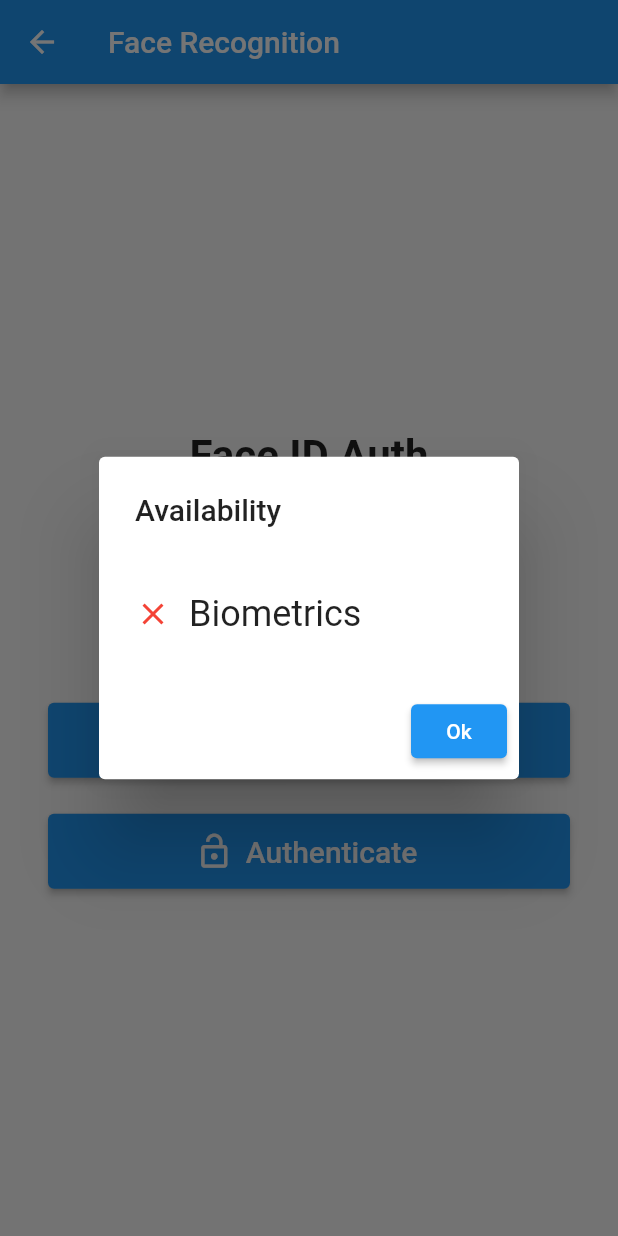
After one commit to Safaanam/flutter_components, a Flutter app: the FacePage screen opened directly, after a tap on "Check Availability", on a phone screen of 412 x 824 dp. The commit adds this screen. Run offline on Flutter 3.47's test engine with Material 2 defaults, Android fonts, the phone set to English and light mode, and no system bars; our stand-ins replace local_auth.

Commit message:
auth added

```diff
--- /dev/null
+++ b/lib/face/api/local_auth_api.dart
@@ -0,0 +1,35 @@
+import 'package:flutter/services.dart';
+import 'package:local_auth/auth_strings.dart';
+import 'package:local_auth/local_auth.dart';
+
+class LocalAuthApi {
+  static final _auth = LocalAuthentication();
+
+  static Future<bool> hasBiometrics() async {
+    try {
+      return await _auth.canCheckBiometrics;
+    } on PlatformException catch (e) {
+      return false;
+    }
+  }
+
+  static Future<bool> authenticate() async {
+    final isAvailable = await hasBiometrics();
+    if (!isAvailable) return false;
+
+    try {
+      return await _auth.authenticate(
+        sensitiveTransaction: true,
+        biometricOnly: true,
+        androidAuthStrings: const AndroidAuthMessages(
+          signInTitle: 'Face ID Required',
+        ),
+        localizedReason: 'Scan Face to Authenticate',
+        useErrorDialogs: false,
+        stickyAuth: false,
+      );
+    } on PlatformException catch (e) {
+      return false;
+    }
+  }
+}
--- /dev/null
+++ b/lib/face/ui/face_recognition.dart
@@ -0,0 +1,122 @@
+import 'package:flutter/material.dart';
+import 'package:flutter_components/face/api/local_auth_api.dart';
+import 'package:flutter_components/home.dart';
+
+class FacePage extends StatelessWidget {
+  const FacePage({Key? key}) : super(key: key);
+
+  @override
+  Widget build(BuildContext context) => Scaffold(
+    appBar: AppBar(
+      title: const Text('Face Recognition'),
+    ),
+    body: Padding(
+      padding: const EdgeInsets.all(32),
+      child: Center(
+        child: Column(
+          mainAxisAlignment: MainAxisAlignment.center,
+          children: [
+            buildHeader(),
+            const SizedBox(height: 32),
+            buildAvailability(context),
+            const SizedBox(height: 24),
+            buildAuthenticate(context),
+          ],
+        ),
+      ),
+    ),
+  );
+
+  Widget buildAvailability(BuildContext context) => buildButton(
+    text: 'Check Availability',
+    icon: Icons.event_available,
+    onClicked: () async {
+      final isAvailable = await LocalAuthApi.hasBiometrics();
+
+      showDialog(
+        context: context,
+        builder: (context) => AlertDialog(
+          title: const Text('Availability'),
+          content: Column(
+            crossAxisAlignment: CrossAxisAlignment.start,
+            mainAxisSize: MainAxisSize.min,
+            children: [
+              const SizedBox(height: 16),
+              buildText('Biometrics', isAvailable),
+            ],
+          ),
+          actions: [
+            ElevatedButton(
+              onPressed: () => Navigator.of(context).pop(),
+              child: const Text('Ok'),
+            )
+          ],
+        ),
+      );
+    },
+  );
+
+  Widget buildText(String text, bool checked) => Container(
+    margin: const EdgeInsets.symmetric(vertical: 8),
+    child: Row(
+      children: [
+        checked
+            ? const Icon(Icons.check, color: Colors.green, size: 24)
+            : const Icon(Icons.close, color: Colors.red, size: 24),
+        const SizedBox(width: 12),
+        Text(text, style: TextStyle(fontSize: 24)),
+      ],
+    ),
+  );
+
+  Widget buildAuthenticate(BuildContext context) => buildButton(
+    text: 'Authenticate',
+    icon: Icons.lock_open,
+    onClicked: () async {
+      final isAuthenticated = await LocalAuthApi.authenticate();
+
+      if (isAuthenticated) {
+        Navigator.of(context).pushReplacement(
+          MaterialPageRoute(builder: (context) => HomePage()),
+        );
+      }
+    },
+  );
+
+  Widget buildButton({
+    required String text,
+    required IconData icon,
+    required VoidCallback onClicked,
+  }) =>
+      ElevatedButton.icon(
+        style: ElevatedButton.styleFrom(
+          minimumSize: const Size.fromHeight(50),
+        ),
+        icon: Icon(icon, size: 26),
+        label: Text(
+          text,
+          style: const TextStyle(fontSize: 20),
+        ),
+        onPressed: onClicked,
+      );
+
+  Widget buildHeader() => Column(
+    children: [
+      const Text(
+        'Face ID Auth',
+        style: TextStyle(fontSize: 28, fontWeight: FontWeight.bold),
+        textAlign: TextAlign.center,
+      ),
+      const SizedBox(height: 16),
+      ShaderMask(
+        shaderCallback: (bounds) {
+          final colors = [Colors.blueAccent, Colors.pink];
+
+          return RadialGradient(colors: colors).createShader(bounds);
+        },
+        child: const Icon(Icons.face_retouching_natural,
+            size: 100, color: Colors.white),
+      ),
+    ],
+  );
+}
--- /dev/null
+++ b/lib/fingerprint/api/local_auth_api.dart
@@ -0,0 +1,38 @@
+import 'package:flutter/services.dart';
+import 'package:local_auth/local_auth.dart';
+
+class LocalAuthApi {
+  static final _auth = LocalAuthentication();
+
+  static Future<bool> hasBiometrics() async {
+    try {
+      return await _auth.canCheckBiometrics;
+    } on PlatformException catch (e) {
+      return false;
+    }
+  }
+
+  static Future<List<BiometricType>> getBiometrics() async {
+    try {
+      return await _auth.getAvailableBiometrics();
+    } on PlatformException catch (e) {
+      return <BiometricType>[];
+    }
+  }
+
+  static Future<bool> authenticate() async {
+    final isAvailable = await hasBiometrics();
+    if (!isAvailable) return false;
+
+    try {
+      return await _auth.authenticate(
+        biometricOnly: true,
+        localizedReason: 'Scan Fingerprint to Authenticate',
+        useErrorDialogs: true,
+        stickyAuth: true,
+      );
+    } on PlatformException catch (e) {
+      return false;
+    }
+  }
+}
--- a/pubspec.yaml
+++ b/pubspec.yaml
@@ -27,6 +27,7 @@ environment:
 # the latest version available on pub.dev. To see which dependencies have newer
 # versions available, run `flutter pub outdated`.
 dependencies:
+  local_auth: ^1.1.9
   flutter:
     sdk: flutter
 
```
Also changed, not shown: lib/fingerprint/ui/fingerprint.dart (added, +122 -0 lines), lib/home.dart (added, +31 -0 lines), lib/main.dart (+16 -4 lines), pubspec.lock, 3 other files.
